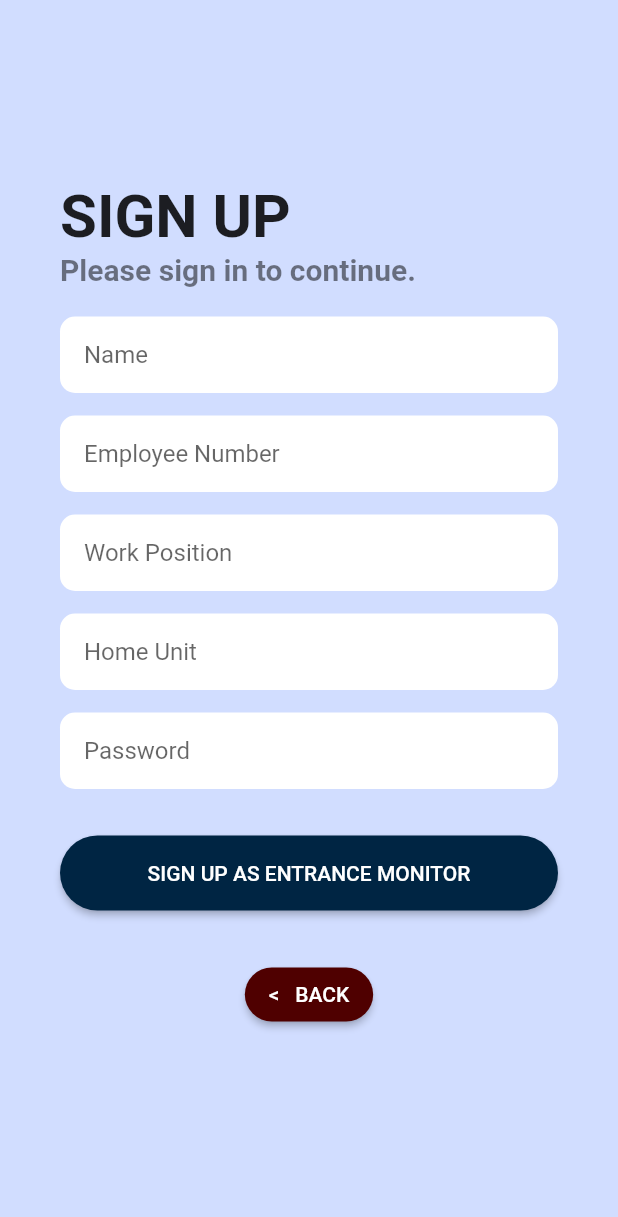
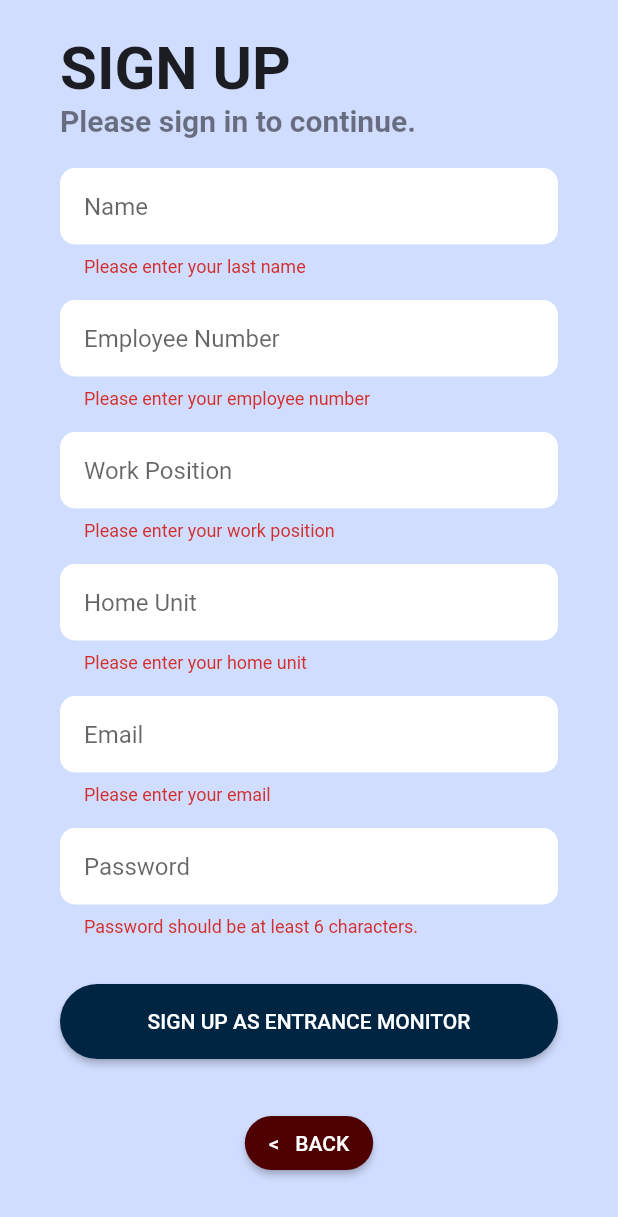
Before and after one commit to CMSC-23-2nd-Sem-2022-2023/project-lisboa_sagun_viray, a Flutter app: the MonitorSignupPage screen opened directly, after a tap on "SIGN UP AS ENTRANCE MONITOR", on a phone screen of 412 x 824 dp. Shown: the top 1217 px of the screen. Run offline on Flutter 3.47's test engine with Material 2 defaults, Android fonts, the phone set to English and light mode, and no system bars; our stand-ins replace cloud_firestore, firebase_auth, firebase_core; accounts and stored records are empty.

Commit message:
fix auth of HM  and added  signout feature

```diff
--- a/cmsc23_project/lib/api/firebase_auth_api.dart
+++ b/cmsc23_project/lib/api/firebase_auth_api.dart
@@ -3,6 +3,7 @@ import 'package:cloud_firestore/cloud_firestore.dart';
 import '../screens/user/user_details.dart';
 import '../models/user_model.dart';
 import '../models/admin_model.dart';
+import '../models/health_monitor_model.dart';
 
 class FirebaseAuthAPI {
   // allows access to the firestore database
@@ -35,6 +36,17 @@ class FirebaseAuthAPI {
       // final docRef = await db.collection("admin").add(admin);
       // await db.collection("admin").doc(docRef.id).update({'id': docRef.id});
       return "Successfully added admin!";
+    } on FirebaseException catch (e) {
+      return "Failed with error '${e.code}: ${e.message}";
+    }
+  }
+
+  Future<String> addHealthMonitor(Map<String, dynamic> hm) async {
+    try {
+      await db.collection("entrance_monitor").doc(hm["id"]).set(hm);
+      // final docRef = await db.collection("admin").add(admin);
+      // await db.collection("admin").doc(docRef.id).update({'id': docRef.id});
+      return "Successfully added healthmonitor!";
     } on FirebaseException catch (e) {
       return "Failed with error '${e.code}: ${e.message}";
     }
@@ -100,7 +112,8 @@ class FirebaseAuthAPI {
   }
 
   //Admin sign up
-  Future<String> adminSignUp(String email, String password, AdminRecord admin) async {
+  Future<String> adminSignUp(
+      String email, String password, AdminRecord admin) async {
     UserCredential credential;
     try {
       // creating a new user account with an email and password
@@ -111,13 +124,12 @@ class FirebaseAuthAPI {
 
       // sets the credentials of the user
       AdminRecord temp = AdminRecord(
-        id: credential.user?.uid,
-        name: admin.name,
-        empno: admin.empno,
-        unit: admin.unit,
-        position: admin.position,
-        email: admin.email
-      );
+          id: credential.user?.uid,
+          name: admin.name,
+          empno: admin.empno,
+          unit: admin.unit,
+          position: admin.position,
+          email: admin.email);
 
       addAdmin(temp.toJson(temp));
       return 'success';
@@ -141,7 +153,49 @@ class FirebaseAuthAPI {
     return '';
   }
 
+  Future<String> healthMonitorSignUp(
+      String email, String password, Health_Monitor_Record hm) async {
+    UserCredential credential;
+    try {
+      // creating a new user account with an email and password
+      credential = await auth.createUserWithEmailAndPassword(
+        email: email,
+        password: password,
+      );
+
+      // sets the credentials of the user
+      Health_Monitor_Record temp = Health_Monitor_Record(
+          id: credential.user?.uid,
+          name: hm.name,
+          empno: hm.empno,
+          unit: hm.unit,
+          position: hm.position,
+          email: hm.email);
+
+      addHealthMonitor(temp.toJson(temp));
+      return 'success';
+
+      //let's print the object returned by signInWithEmailAndPassword
+      //you can use this object to get the user's id, email, etc.\
+      // print(credential);
+    } on FirebaseAuthException catch (e) {
+      //possible to return something more useful
+      //than just print an error message to improve UI/UX
+      if (e.code == 'weak-password') {
+        print('The password provided is too weak.');
+        return 'The password provided is too weak.';
+      } else if (e.code == 'email-already-in-use') {
+        print('The account already exists for that email.');
+        return 'Email already in use';
+      }
+    } catch (e) {
+      print(e);
+    }
+    return '';
+  }
+
   Future<void> signOut() async {
+    print('trying to signout');
     await auth.signOut();
   }
 }
--- a/cmsc23_project/lib/main.dart
+++ b/cmsc23_project/lib/main.dart
@@ -4,9 +4,9 @@ import 'package:cmsc23_project/screens/login/user_login.dart';
 import 'package:firebase_core/firebase_core.dart';
 import 'package:flutter/material.dart';
 import 'package:provider/provider.dart';
-
 import '../providers/auth_provider.dart';
 import '../providers/todo_provider.dart';
+import '../providers/entry_provider.dart';
 import 'screens/admin/admin_homepage.dart';
 import 'screens/entrance_monitor/entrance_monitor.dart';
 import 'screens/user/entryform.dart';
@@ -26,6 +26,7 @@ void main() async {
       providers: [
         ChangeNotifierProvider(create: ((context) => TodoListProvider())),
         ChangeNotifierProvider(create: ((context) => AuthProvider())),
+        ChangeNotifierProvider(create: ((context) => EntryListProvider())),
       ],
       child: MyApp(),
     ),
@@ -57,7 +58,7 @@ class MyApp extends StatelessWidget {
         '/homepage': (context) => const HomePage(),
         '/entryform': (context) => const EntryForm(),
         '/admin_homepage': (context) => const AdminPage(),
-        '/entrance-monitor': (context) => const EntranceMonitor(),
+        '/entrance-monitor_homepage': (context) => const EntranceMonitor(),
       },
     );
   }
--- /dev/null
+++ b/cmsc23_project/lib/models/health_monitor_model.dart
@@ -0,0 +1,50 @@
+import 'dart:convert';
+
+class Health_Monitor_Record {
+  // Admin properties
+  String? id;
+  String name;
+  String empno;
+  String position;
+  String unit;
+  String email;
+
+  // constructor
+  Health_Monitor_Record(
+      {required this.id,
+      required this.name,
+      required this.empno,
+      required this.position,
+      required this.unit,
+      required this.email});
+
+  // creates new instance of Health_Monitor record using data stored in json
+  factory Health_Monitor_Record.fromJson(Map<String, dynamic> json) {
+    return Health_Monitor_Record(
+        id: json['id'],
+        name: json['name'],
+        empno: json['empno'],
+        position: json['position'],
+        unit: json['unit'],
+        email: json['email']);
+  }
+
+  static List<Health_Monitor_Record> fromJsonArray(String jsonData) {
+    final Iterable<dynamic> data = jsonDecode(jsonData);
+    return data
+        .map<Health_Monitor_Record>(
+            (dynamic d) => Health_Monitor_Record.fromJson(d))
+        .toList();
+  }
+
+  Map<String, dynamic> toJson(Health_Monitor_Record Health_Monitor) {
+    return {
+      'id': Health_Monitor.id,
+      'name': Health_Monitor.name,
+      'empno': Health_Monitor.empno,
+      'position': Health_Monitor.position,
+      'unit': Health_Monitor.unit,
+      'email': Health_Monitor.email
+    };
+  }
+}
--- a/cmsc23_project/lib/providers/auth_provider.dart
+++ b/cmsc23_project/lib/providers/auth_provider.dart
@@ -6,6 +6,7 @@ import 'package:cloud_firestore/cloud_firestore.dart';
 import '../api/firebase_todo_api.dart';
 import '../models/user_model.dart';
 import '../models/admin_model.dart';
+import '../models/health_monitor_model.dart';
 
 class AuthProvider with ChangeNotifier {
   late FirebaseAuthAPI authService;
@@ -42,14 +43,23 @@ class AuthProvider with ChangeNotifier {
   }
 
   //registering an admin with firebase authentication
-  Future<String> adminSignUp(String email, String password, AdminRecord admin) async {
+  Future<String> adminSignUp(
+      String email, String password, AdminRecord admin) async {
     String err = await authService.adminSignUp(email, password, admin);
+    notifyListeners();
+    return err;
+  }
+
+  Future<String> healthMonitorSignUp(
+      String email, String password, Health_Monitor_Record hm) async {
+    String err = await authService.healthMonitorSignUp(email, password, hm);
     notifyListeners();
     return err;
   }
 
   // signing out the currently authenticated user from firebase authentication
   Future<void> signOut() async {
+    print('going to API');
     await authService.signOut();
     notifyListeners();
   }
--- a/cmsc23_project/lib/screens/main_menu.dart
+++ b/cmsc23_project/lib/screens/main_menu.dart
@@ -1,5 +1,4 @@
 import 'dart:core';
-
 import 'package:cmsc23_project/screens/login/admin_login.dart';
 import 'package:cmsc23_project/screens/login/monitor_login.dart';
 import 'package:cmsc23_project/screens/login/user_login.dart';
--- a/cmsc23_project/lib/screens/signup/monitor_signup.dart
+++ b/cmsc23_project/lib/screens/signup/monitor_signup.dart
@@ -1,6 +1,6 @@
 import 'package:flutter/material.dart';
 import 'package:provider/provider.dart';
-import '../../models/user_model.dart';
+import '../../models/health_monitor_model.dart';
 import '../../providers/auth_provider.dart';
 
 class MonitorSignupPage extends StatefulWidget {
@@ -19,6 +19,7 @@ class _MonitorSignupPageState extends State<MonitorSignupPage> {
     TextEditingController empnoController = TextEditingController();
     TextEditingController positionController = TextEditingController();
     TextEditingController homeUnitController = TextEditingController();
+    TextEditingController emailController = TextEditingController();
 
     final name = TextFormField(
       controller: nameController,
@@ -114,6 +115,33 @@ class _MonitorSignupPageState extends State<MonitorSignupPage> {
       },
     );
 
+    final email = TextFormField(
+      controller: emailController,
+      keyboardType: TextInputType.number,
+      decoration: InputDecoration(
+        hintText: 'Email',
+        border: OutlineInputBorder(
+          borderRadius: BorderRadius.circular(10),
+          borderSide: BorderSide(
+            width: 0,
+            style: BorderStyle.none,
+          ),
+        ),
+        filled: true,
+        contentPadding: EdgeInsets.all(16),
+        fillColor: Colors.white,
+      ),
+      validator: (value) {
+        if (value == null || value.isEmpty) {
+          return 'Please enter your email';
+        } else if (!(RegExp(
+                r"^[a-zA-Z0-9.a-zA-Z0-9.!#$%&'*+-/=?^_`{|}~]+@[a-zA-Z0-9]+\.[a-zA-Z]+")
+            .hasMatch(value))) {
+          return 'Invalid email format';
+        }
+        return null;
+      },
+    );
     // text form field for password with validator if at least 6 characters
     final password = TextFormField(
       controller: passwordController,
@@ -157,18 +185,39 @@ class _MonitorSignupPageState extends State<MonitorSignupPage> {
               ),
             ),
             onPressed: () async {
-              // if (_formKey.currentState!.validate()) {
-              //   UserRecord tempUser = UserRecord(
-              //       id: "123",
-              //       fname: firstNameController.text,
-              //       lname: lastNameController.text,
-              //       email: emailController.text);
+              if (_formKey.currentState!.validate()) {
+                _formKey.currentState?.save();
+                Health_Monitor_Record health_monitor = Health_Monitor_Record(
+                    id: '',
+                    name: nameController.text,
+                    empno: empnoController.text,
+                    position: positionController.text,
+                    unit: homeUnitController.text,
+                    email: emailController.text);
+                // UserRecord tempUser = UserRecord(
+                //     id: "123",
+                //     fname: firstNameController.text,
+                //     lname: lastNameController.text,
+                //     email: emailController.text);
 
-              //   context.read<AuthProvider>().signUp(
-              //       emailController.text, passwordController.text, tempUser);
+                String err = await context
+                    .read<AuthProvider>()
+                    .healthMonitorSignUp(emailController.text,
+                        passwordController.text, health_monitor);
 
-              //   if (context.mounted) Navigator.pop(context);
-              // }
+                //if (context.mounted) Navigator.pop(context);
+                if (err == 'success') {
+                  // setState(() {
+                  //   _isVisible = false;
+                  // });
+                  Navigator.pop(context);
+                } else {
+                  // setState(() {
+                  //   _isVisible = true;
+                  // });
+                  // print("isvisible is $_isVisible");
+                }
+              }
             },
             child: const Text('SIGN UP AS ENTRANCE MONITOR',
                 style: TextStyle(color: Colors.white)),
@@ -237,6 +286,10 @@ class _MonitorSignupPageState extends State<MonitorSignupPage> {
                     SizedBox(
                       height: 15,
                     ),
+                    email,
+                    SizedBox(
+                      height: 15,
+                    ),
                     password,
                     SizedBox(
                       height: 15,
```
Also changed, not shown: cmsc23_project/lib/screens/admin/admin_homepage.dart (+18 -3 lines), cmsc23_project/lib/screens/entrance_monitor/entrance_monitor.dart (+33 -12 lines), cmsc23_project/lib/screens/login/monitor_login.dart (+10 -3 lines), cmsc23_project/lib/screens/user/user_homepage.dart (+22 -2 lines), cmsc23_project/pubspec.lock.
